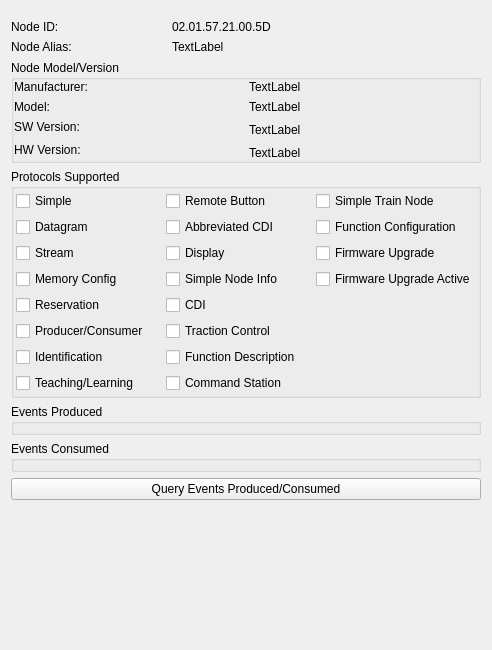
Qt form GUI/lccnodeinformation.ui (rm5248/TrainUtils) before a commit.
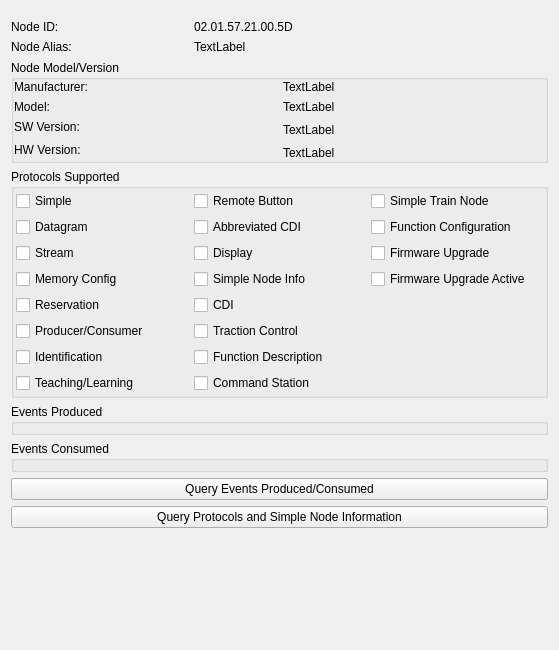
The same form after that commit.

Commit message: Node and network information works

The edit to the form file:
```diff
--- a/GUI/lccnodeinformation.ui
+++ b/GUI/lccnodeinformation.ui
@@ -6,7 +6,7 @@
    <rect>
     <x>0</x>
     <y>0</y>
-    <width>492</width>
+    <width>559</width>
     <height>650</height>
    </rect>
   </property>
@@ -331,6 +331,13 @@
      </property>
     </widget>
    </item>
+   <item>
+    <widget class="QPushButton" name="queryProtocolsSimpleNode">
+     <property name="text">
+      <string>Query Protocols and Simple Node Information</string>
+     </property>
+    </widget>
+   </item>
    <item>
     <spacer name="verticalSpacer">
      <property name="orientation">
```
The commit also changes 10 other files.
